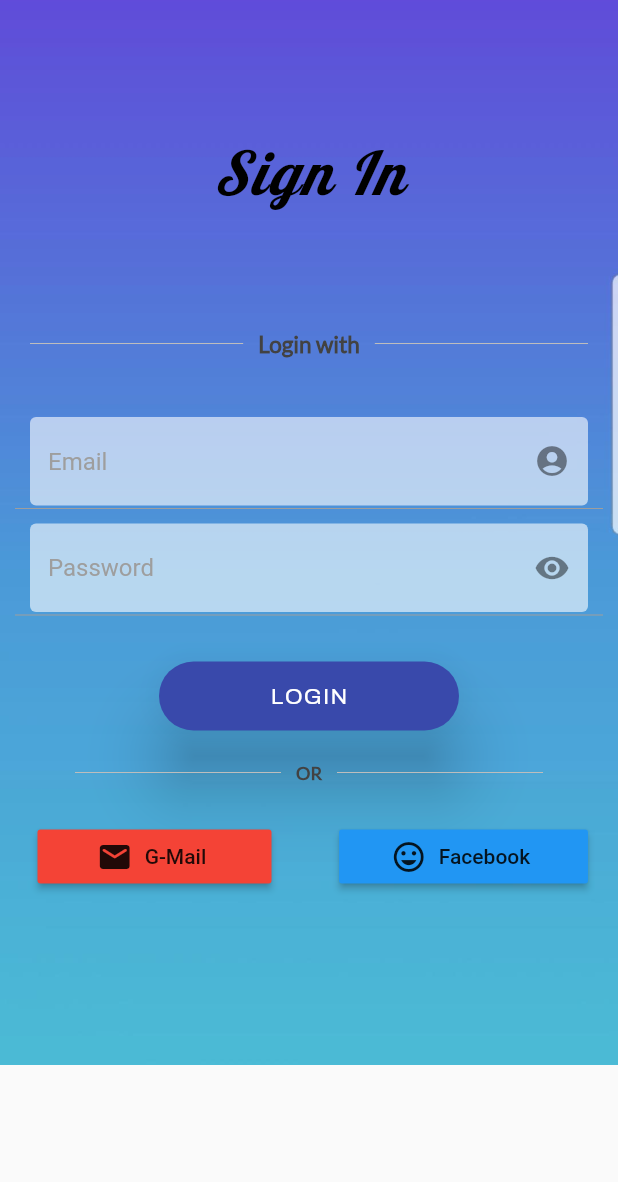
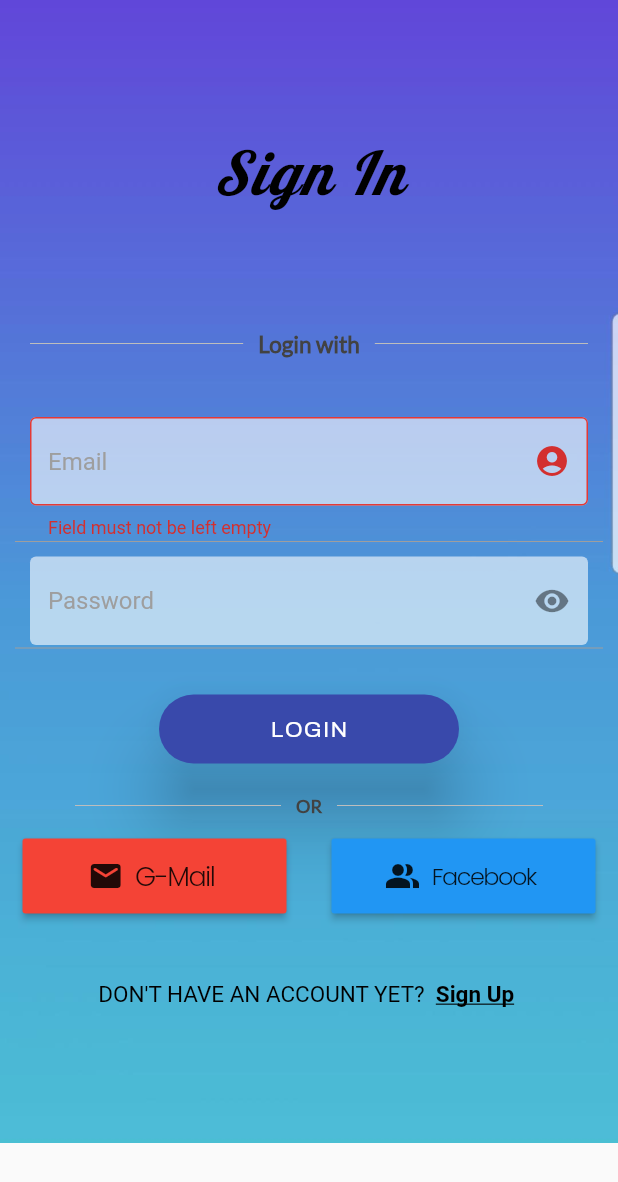
Before and after one commit to wongtaozhe123/condo3, a Flutter app: the screen it shows after launch, after a tap on "LOGIN", on a phone screen of 412 x 824 dp. Shown: the top 1182 px of the screen. Run offline on Flutter 3.47's test engine with Material 2 defaults, Android fonts, the phone set to English and light mode, and no system bars; our stand-ins replace fluttertoast, google_sign_in; missing offline and left inert: flutter_login_facebook, mysql1.

```diff
--- a/lib/main.dart
+++ b/lib/main.dart
@@ -7,6 +7,8 @@ import 'package:google_sign_in/google_sign_in.dart';
 import 'package:flutter_login_facebook/flutter_login_facebook.dart';
 import 'package:http/http.dart' as http;
 import 'package:fluttertoast/fluttertoast.dart';
+import 'register.dart';
+import 'home.dart';
 
 GoogleSignIn _googleSignIn=GoogleSignIn(
   scopes: <String> [
@@ -16,10 +18,11 @@ GoogleSignIn _googleSignIn=GoogleSignIn(
 );
 
 void main() => runApp(MaterialApp(
-  home: Home(),
-  // routes: {
-  //   '/':(context) => Home()
-  // },
+  routes: {
+    '/':(context)=> Home(),
+    '/register':(context)=>Register(),
+    '/home':(context)=>Loading()
+  },
 ));
 
 MyApp(){}
@@ -37,7 +40,7 @@ class _HomeState extends State<Home> {
   String passwordError;
 
   bool btnlogin=false;
-
+  bool nextPage=false;
   // VARIABLES FOR GOOGLE LOGIN
   GoogleSignInAccount currentUser;
 
@@ -186,10 +189,10 @@ class _HomeState extends State<Home> {
                 child: RaisedButton(
                   onPressed: (){
                     setState(() {
-                      btnlogin=!btnlogin;
-                      if(memail.text!=null){
+                      btnlogin=true;
+                      if(memail.text.length>0){
                         nameError=null;
-                        if(password.text!=null){
+                        if(password.text.length>0){
                           manualSignin();
                         }
                         else{passwordError='Field must not be left empty';}
@@ -197,7 +200,6 @@ class _HomeState extends State<Home> {
                       else{
                         nameError='Field must not be left empty';
                       }
-                      manualSignin();
                     });
                   },
                   color: btnlogin?Colors.indigo[600]:Colors.indigo[400],
@@ -250,7 +252,8 @@ class _HomeState extends State<Home> {
                   Expanded(
                     flex: 1,
                     child: Container(
-                      padding: EdgeInsets.all(25),
+                      height: 80,
+                      padding: EdgeInsets.all(15),
                       child: RaisedButton.icon(
                         onPressed: () {
                           if(currentUser==null){
@@ -262,14 +265,22 @@ class _HomeState extends State<Home> {
                         },
                         color: Colors.red,
                         icon: Icon(Icons.email_rounded),
-                        label: Text('G-Mail'),
+                        label: Text('G-Mail',
+                          style: TextStyle(
+                            fontFamily: 'Poppins',
+                            fontSize: 18,
+                            fontWeight: FontWeight.w300,
+                            letterSpacing: -1
+                          ),
+                        ),
                       ),
                     ),
                   ),
                   Expanded(
                     flex: 1,
                     child: Container(
-                      padding: EdgeInsets.all(20),
+                      height: 80,
+                      padding: EdgeInsets.all(15),
                       child: RaisedButton.icon(
                         color: Colors.blue,
                         onPressed: () async{
@@ -308,10 +319,46 @@ class _HomeState extends State<Home> {
                             print('login with facebook already');
                           }
                         },
-                        icon: Icon(Icons.tag_faces),
-                        label: Text('Facebook'),
+                        icon: Icon(Icons.people_alt),
+                        label: Text('Facebook',
+                          style: TextStyle(
+                              fontFamily: 'Poppins',
+                              fontSize: 16,
+                              fontWeight: FontWeight.w300,
+                              letterSpacing: -1),
+                        ),
                       ),
                     ),
+                  ),
+                ],
+              ),
+              SizedBox(height: 30,),
+              Row(
+                mainAxisAlignment: MainAxisAlignment.center,
+                children: [
+                  Container(
+                    child: Text(
+                        "DON'T HAVE AN ACCOUNT YET?  ",
+                      style: TextStyle(
+                        fontSize: 15,
+                        color: Colors.black
+                      ),
+                    ),
+                  ),
+                  GestureDetector(
+                    onTap: (){
+                      Navigator.pushNamed(context, '/register');
+                    },
+                    child: Text(
+                    "Sign Up ",
+                    style: TextStyle(
+                        fontWeight: FontWeight.bold,
+                        fontSize: 15,
+                        color: Colors.black,
+                        decoration: TextDecoration.underline
+                    ),
+
+                  ),
                   ),
                 ],
               ),
@@ -347,7 +394,7 @@ class _HomeState extends State<Home> {
       fbLogin=false;
     });
   }
-  void manualSignin()async {
+  Future manualSignin()async {
     var url='https://filaceous-worksheet.000webhostapp.com/login.php';
     var data={
       "email":memail.text,
@@ -360,6 +407,8 @@ class _HomeState extends State<Home> {
         gravity: ToastGravity.BOTTOM,
         backgroundColor: Colors.black,
         textColor: Colors.white,);
+      nextPage=true;
+      if(nextPage){Navigator.pushReplacementNamed(context, '/home');}
     }
     else if(json.decode(res.body)=="false"){
       Fluttertoast.showToast(msg: 'Invalid password input',
--- a/pubspec.yaml
+++ b/pubspec.yaml
@@ -76,6 +76,9 @@ flutter:
     - family: Archivo
       fonts:
         - asset: fonts/Archivo-Regular.ttf
+    - family: Poppins
+      fonts:
+        - asset: fonts/Poppins-SemiBold.ttf
   #
   # For details regarding fonts from package dependencies,
   # see https://flutter.dev/custom-fonts/#from-packages
```
Also changed, not shown: lib/MySqlRegistration.dart (deleted, +0 -16 lines), lib/adminHome.dart (added, +81 -0 lines), lib/adminLogin.dart (added, +237 -0 lines), lib/condo.dart (added, +11 -0 lines), lib/home.dart (+2 -8 lines), lib/register.dart (+92 -46 lines), assets/fbtn.png (added), assets/gbtn.jpg (added), 1 other file.
